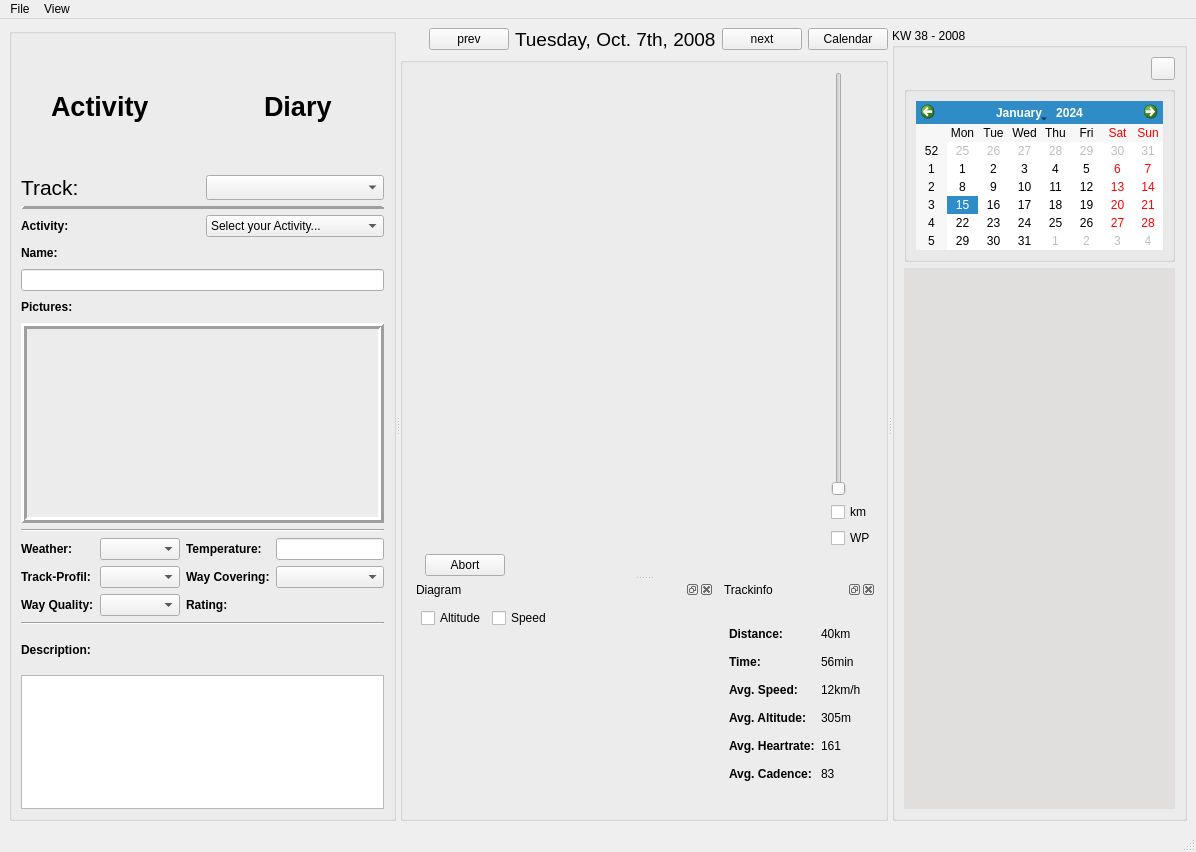
Before: the Qt Designer form src/activitydiary.ui in tpatzig/activitydiary, drawn with Qt 5.
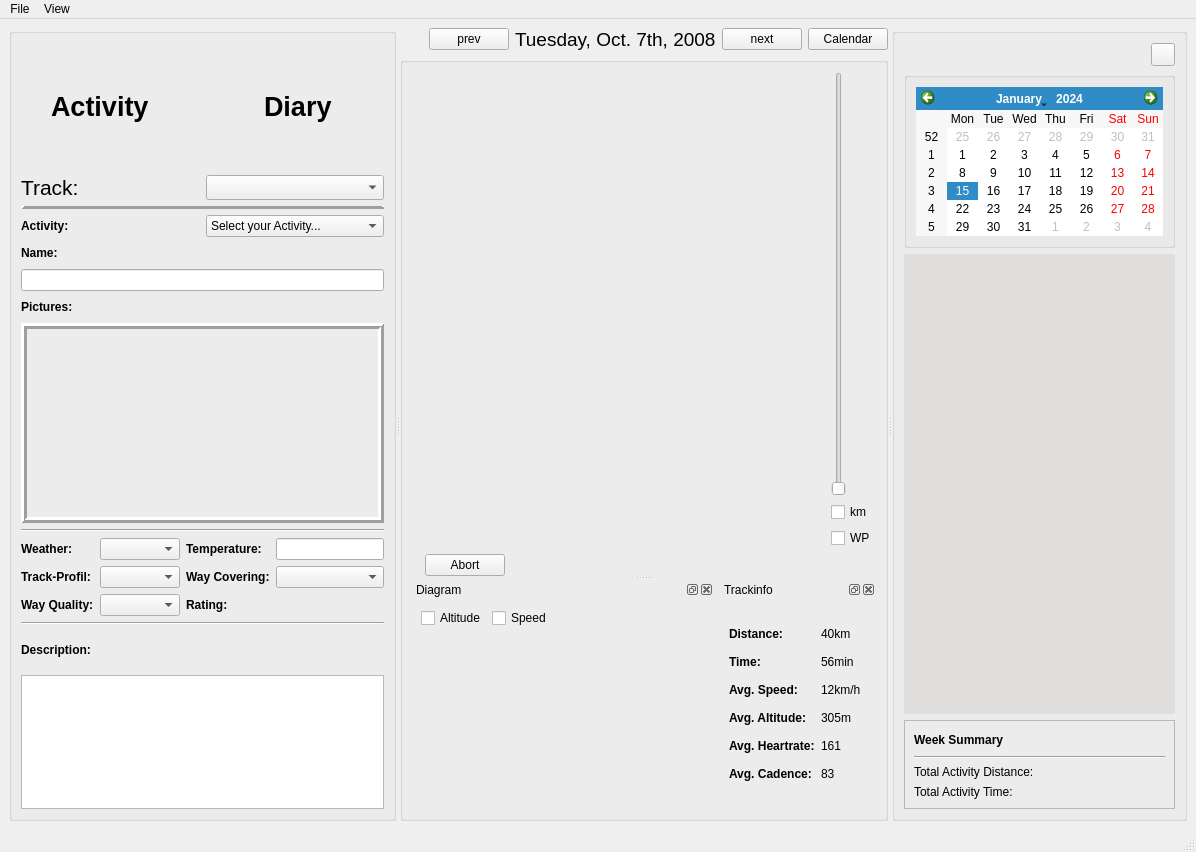
After: the same form once the commit is applied. Custom widgets are drawn as their Qt base class.

Commit message: -week summary

Patch:
```diff
--- a/src/activitydiary.ui
+++ b/src/activitydiary.ui
@@ -27,7 +27,7 @@
      <height>807</height>
     </rect>
    </property>
-   <layout class="QVBoxLayout" name="verticalLayout_18" >
+   <layout class="QVBoxLayout" name="verticalLayout_20" >
     <item>
      <widget class="QSplitter" name="splitter_3" >
       <property name="orientation" >
@@ -1434,11 +1434,38 @@
         </size>
        </property>
        <property name="title" >
-        <string>KW 38 - 2008</string>
+        <string/>
        </property>
-       <layout class="QVBoxLayout" name="verticalLayout_17" >
+       <layout class="QVBoxLayout" name="verticalLayout_19" >
         <item>
          <layout class="QHBoxLayout" name="horizontalLayout_14" >
+          <item>
+           <spacer name="horizontalSpacer_12" >
+            <property name="orientation" >
+             <enum>Qt::Horizontal</enum>
+            </property>
+            <property name="sizeHint" stdset="0" >
+             <size>
+              <width>40</width>
+              <height>20</height>
+             </size>
+            </property>
+           </spacer>
+          </item>
+          <item>
+           <widget class="QLabel" name="kwLabel" >
+            <property name="font" >
+             <font>
+              <pointsize>12</pointsize>
+              <weight>75</weight>
+              <bold>true</bold>
+             </font>
+            </property>
+            <property name="text" >
+             <string/>
+            </property>
+           </widget>
+          </item>
           <item>
            <spacer name="horizontalSpacer_4" >
             <property name="orientation" >
@@ -1536,6 +1563,91 @@
           </property>
          </widget>
         </item>
+        <item>
+         <widget class="QFrame" name="frame" >
+          <property name="frameShape" >
+           <enum>QFrame::StyledPanel</enum>
+          </property>
+          <property name="frameShadow" >
+           <enum>QFrame::Raised</enum>
+          </property>
+          <layout class="QVBoxLayout" name="verticalLayout_18" >
+           <item>
+            <layout class="QVBoxLayout" name="verticalLayout_17" >
+             <item>
+              <layout class="QHBoxLayout" name="horizontalLayout_15" >
+               <item>
+                <widget class="QLabel" name="label_9" >
+                 <property name="font" >
+                  <font>
+                   <weight>75</weight>
+                   <bold>true</bold>
+                  </font>
+                 </property>
+                 <property name="text" >
+                  <string>Week Summary</string>
+                 </property>
+                </widget>
+               </item>
+               <item>
+                <spacer name="horizontalSpacer_13" >
+                 <property name="orientation" >
+                  <enum>Qt::Horizontal</enum>
+                 </property>
+                 <property name="sizeHint" stdset="0" >
+                  <size>
+                   <width>40</width>
+                   <height>20</height>
+                  </size>
+                 </property>
+                </spacer>
+               </item>
+              </layout>
+             </item>
+             <item>
+              <widget class="Line" name="line_3" >
+               <property name="orientation" >
+                <enum>Qt::Horizontal</enum>
+               </property>
+              </widget>
+             </item>
+            </layout>
+           </item>
+           <item>
+            <layout class="QGridLayout" name="gridLayout_3" >
+             <item row="0" column="0" >
+              <widget class="QLabel" name="label_10" >
+               <property name="text" >
+                <string>Total Activity Distance:</string>
+               </property>
+              </widget>
+             </item>
+             <item row="0" column="1" >
+              <widget class="QLabel" name="totalWeekDistanceLabel" >
+               <property name="text" >
+                <string/>
+               </property>
+              </widget>
+             </item>
+             <item row="1" column="0" >
+              <widget class="QLabel" name="label_11" >
+               <property name="text" >
+                <string>Total Activity Time:</string>
+               </property>
+              </widget>
+             </item>
+             <item row="1" column="1" >
+              <widget class="QLabel" name="totalWeekTimeLabel" >
+               <property name="text" >
+                <string/>
+               </property>
+              </widget>
+             </item>
+            </layout>
+           </item>
+          </layout>
+         </widget>
+        </item>
        </layout>
       </widget>
      </widget>
```
The commit also changes 1 other file.
